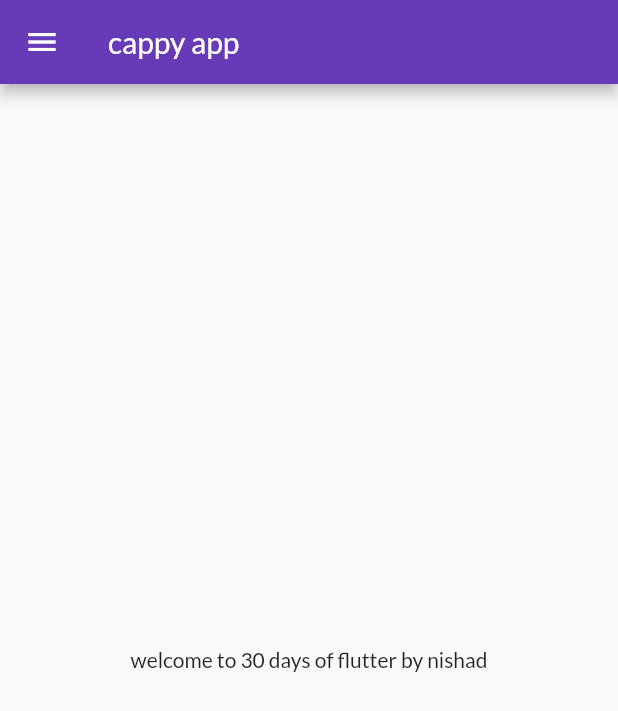
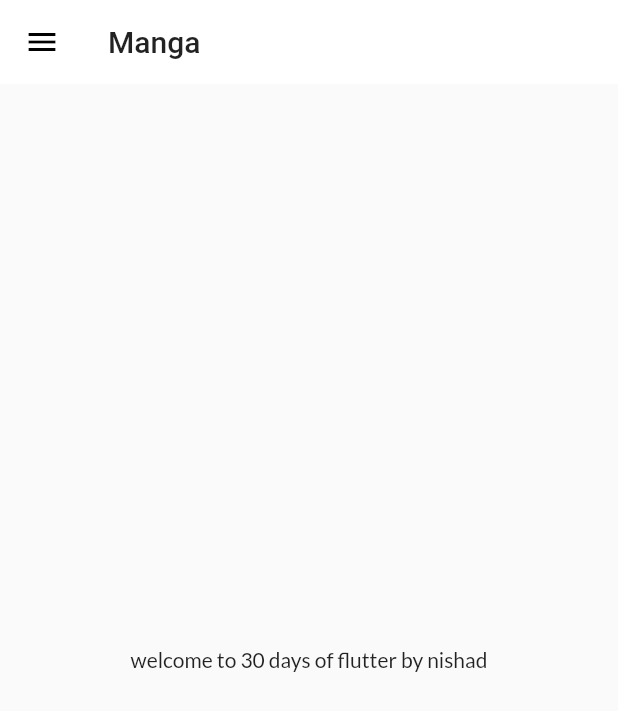
Before and after one commit to Nishad-007/30daysofFlutter, a Flutter app: the screen it shows after launch, on a phone screen of 412 x 824 dp. Shown: the top 711 px of the screen. Run offline on Flutter 3.47's test engine with Material 2 defaults, Android fonts, the phone set to English and light mode, and no system bars; our stand-ins replace google_fonts.

Commit message:
Themes extracted

```diff
--- a/lib/main.dart
+++ b/lib/main.dart
@@ -2,8 +2,8 @@ import 'package:flutter/material.dart';
 import 'package:flutter_app3/pages/home_page.dart';
 import 'package:flutter_app3/pages/login_page.dart';
 import 'package:flutter_app3/utils/routes.dart';
+import 'package:flutter_app3/widgets/Themes.dart';
 import 'package:google_fonts/google_fonts.dart';
-
 
 void main() {
   runApp(MyApp());
@@ -14,11 +14,8 @@ class MyApp extends StatelessWidget {
   Widget build(BuildContext context) {
     return MaterialApp(
       themeMode: ThemeMode.light,
-      theme: ThemeData(
-        primarySwatch: Colors.deepPurple,
-        fontFamily: GoogleFonts.lato().fontFamily,
-      ),
-      darkTheme: ThemeData(brightness: Brightness.dark),
+      theme: MyTheme.lightTheme(context),
+      darkTheme: MyTheme.darkTheme(context),
       debugShowCheckedModeBanner: false,
       initialRoute: Myroutes.homeRoute,
       routes: {
--- a/lib/pages/home_page.dart
+++ b/lib/pages/home_page.dart
@@ -1,6 +1,4 @@
 import 'package:flutter/material.dart';
-import 'package:flutter_app3/widgets/drawer.dart';
-
 
 class Homepage extends StatelessWidget {
   final int days = 30;
@@ -10,14 +8,14 @@ class Homepage extends StatelessWidget {
   Widget build(BuildContext context) {
     return Scaffold(
       appBar: AppBar(
-        title: Text("cappy app"),
+        title: Text("Manga"),
       ),
       body: Center(
         child: Container(
           child: Text("welcome to $days days of flutter by $name"),
         ),
       ),
-      drawer: MyDrawer(),
+      drawer: Drawer(),
     );
   }
 }
--- /dev/null
+++ b/lib/widgets/Themes.dart
@@ -0,0 +1,18 @@
+import 'package:flutter/material.dart';
+import 'package:google_fonts/google_fonts.dart';
+
+class MyTheme {
+  static ThemeData lightTheme(BuildContext context) => ThemeData(
+      primarySwatch: Colors.deepPurple,
+      fontFamily: GoogleFonts.lato().fontFamily,
+      appBarTheme: AppBarTheme(
+        color: Colors.white,
+        elevation: 0.0,
+        iconTheme: IconThemeData(color: Colors.black),
+        textTheme: Theme.of(context).textTheme,
+      ));
+
+  static ThemeData darkTheme(BuildContext context) => ThemeData(
+        brightness: Brightness.dark,
+      );
+}
```
